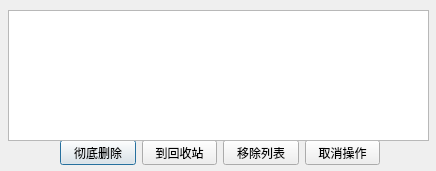
Old version of the form dialogDelete.ui in the repository deargo/FileSearch.
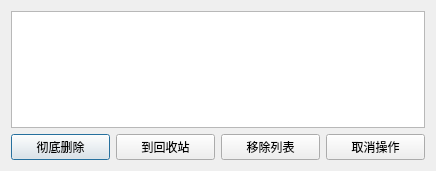
New version of the form.

Commit message: added-界面可拖动

```diff
--- a/dialogDelete.ui
+++ b/dialogDelete.ui
@@ -13,15 +13,11 @@
   <property name="windowTitle">
    <string>删除操作选项</string>
   </property>
-  <widget class="QWidget" name="layoutWidget">
-   <property name="geometry">
-    <rect>
-     <x>60</x>
-     <y>140</y>
-     <width>320</width>
-     <height>25</height>
-    </rect>
-   </property>
+  <layout class="QGridLayout" name="gridLayout">
+   <item row="0" column="0">
+    <widget class="QTableWidget" name="tableWidget"/>
+   </item>
+   <item row="1" column="0">
    <layout class="QHBoxLayout" name="horizontalLayout">
     <item>
      <widget class="QPushButton" name="pushButton_delete_absolutely">
@@ -52,17 +48,8 @@
      </widget>
     </item>
    </layout>
-  </widget>
-  <widget class="QTableWidget" name="tableWidget">
-   <property name="geometry">
-    <rect>
-     <x>8</x>
-     <y>10</y>
-     <width>421</width>
-     <height>131</height>
-    </rect>
-   </property>
-  </widget>
+   </item>
+  </layout>
  </widget>
  <resources/>
  <connections/>
```
Lines whose indentation alone changed are shown as unchanged. The commit also changes 6 other files.
